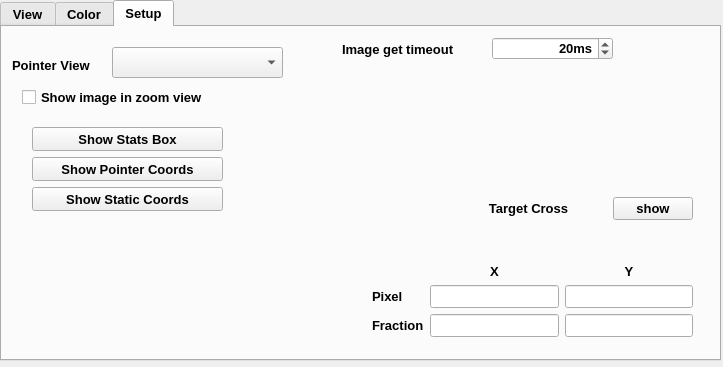
This is src/gui/rtimvControlPanel.ui in jaredmales/rtimv as Qt 5 draws it before an edit. The edited form follows.
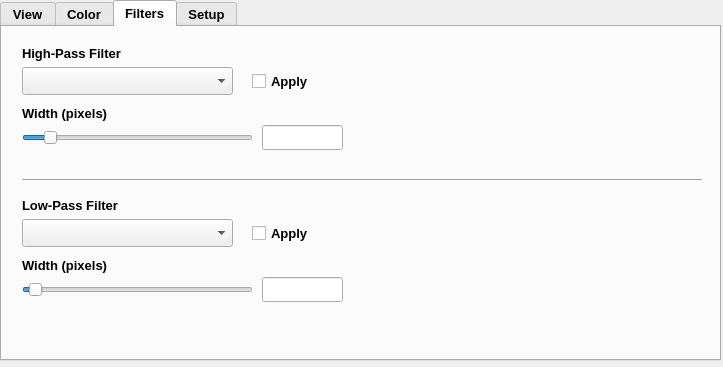
This is the edited form. Icons and pictures are not drawn.

Commit message: Add image filtering pipeline, gRPC controls, and Filters UI tab

Diff of the .ui file:
```diff
--- a/src/gui/rtimvControlPanel.ui
+++ b/src/gui/rtimvControlPanel.ui
@@ -1800,6 +1800,195 @@
      </property>
     </widget>
    </widget>
+   <widget class="QWidget" name="tabFilters">
+    <attribute name="title">
+     <string>Filters</string>
+    </attribute>
+    <widget class="QLabel" name="hpFilterLabel">
+     <property name="geometry">
+      <rect>
+       <x>20</x>
+       <y>18</y>
+       <width>151</width>
+       <height>16</height>
+      </rect>
+     </property>
+     <property name="text">
+      <string>High-Pass Filter</string>
+     </property>
+    </widget>
+    <widget class="QComboBox" name="hpFilterCombo">
+     <property name="geometry">
+      <rect>
+       <x>20</x>
+       <y>40</y>
+       <width>211</width>
+       <height>28</height>
+      </rect>
+     </property>
+    </widget>
+    <widget class="QCheckBox" name="hpApplyCheck">
+     <property name="geometry">
+      <rect>
+       <x>250</x>
+       <y>44</y>
+       <width>91</width>
+       <height>20</height>
+      </rect>
+     </property>
+     <property name="text">
+      <string>Apply</string>
+     </property>
+    </widget>
+    <widget class="QLabel" name="hpFWLabel">
+     <property name="geometry">
+      <rect>
+       <x>20</x>
+       <y>78</y>
+       <width>111</width>
+       <height>16</height>
+      </rect>
+     </property>
+     <property name="text">
+      <string>Width (pixels)</string>
+     </property>
+    </widget>
+    <widget class="QSlider" name="hpFWSlider">
+     <property name="geometry">
+      <rect>
+       <x>20</x>
+       <y>100</y>
+       <width>231</width>
+       <height>22</height>
+      </rect>
+     </property>
+     <property name="minimum">
+      <number>1</number>
+     </property>
+     <property name="maximum">
+      <number>1000</number>
+     </property>
+     <property name="value">
+      <number>100</number>
+     </property>
+     <property name="orientation">
+      <enum>Qt::Horizontal</enum>
+     </property>
+    </widget>
+    <widget class="QLineEdit" name="hpFWEntry">
+     <property name="geometry">
+      <rect>
+       <x>260</x>
+       <y>98</y>
+       <width>81</width>
+       <height>25</height>
+      </rect>
+     </property>
+     <property name="alignment">
+      <set>Qt::AlignRight|Qt::AlignTrailing|Qt::AlignVCenter</set>
+     </property>
+    </widget>
+    <widget class="QFrame" name="filterDivider">
+     <property name="geometry">
+      <rect>
+       <x>20</x>
+       <y>145</y>
+       <width>680</width>
+       <height>16</height>
+      </rect>
+     </property>
+     <property name="frameShape">
+      <enum>QFrame::HLine</enum>
+     </property>
+     <property name="frameShadow">
+      <enum>QFrame::Sunken</enum>
+     </property>
+    </widget>
+    <widget class="QLabel" name="lpFilterLabel">
+     <property name="geometry">
+      <rect>
+       <x>20</x>
+       <y>170</y>
+       <width>151</width>
+       <height>16</height>
+      </rect>
+     </property>
+     <property name="text">
+      <string>Low-Pass Filter</string>
+     </property>
+    </widget>
+    <widget class="QComboBox" name="lpFilterCombo">
+     <property name="geometry">
+      <rect>
+       <x>20</x>
+       <y>192</y>
+       <width>211</width>
+       <height>28</height>
+      </rect>
+     </property>
+    </widget>
+    <widget class="QCheckBox" name="lpApplyCheck">
+     <property name="geometry">
+      <rect>
+       <x>250</x>
+       <y>196</y>
+       <width>91</width>
+       <height>20</height>
+      </rect>
+     </property>
+     <property name="text">
+      <string>Apply</string>
+     </property>
+    </widget>
+    <widget class="QLabel" name="lpFWLabel">
+     <property name="geometry">
+      <rect>
+       <x>20</x>
+       <y>230</y>
+       <width>111</width>
+       <height>16</height>
+      </rect>
+     </property>
+     <property name="text">
+      <string>Width (pixels)</string>
+     </property>
+    </widget>
+    <widget class="QSlider" name="lpFWSlider">
+     <property name="geometry">
+      <rect>
+       <x>20</x>
+       <y>252</y>
+       <width>231</width>
+       <height>22</height>
+      </rect>
+     </property>
+     <property name="minimum">
+      <number>1</number>
+     </property>
+     <property name="maximum">
+      <number>1000</number>
+     </property>
+     <property name="value">
+      <number>30</number>
+     </property>
+     <property name="orientation">
+      <enum>Qt::Horizontal</enum>
+     </property>
+    </widget>
+    <widget class="QLineEdit" name="lpFWEntry">
+     <property name="geometry">
+      <rect>
+       <x>260</x>
+       <y>250</y>
+       <width>81</width>
+       <height>25</height>
+      </rect>
+     </property>
+     <property name="alignment">
+      <set>Qt::AlignRight|Qt::AlignTrailing|Qt::AlignVCenter</set>
+     </property>
+    </widget>
+   </widget>
    <widget class="QWidget" name="tabSetup">
     <attribute name="title">
      <string>Setup</string>
```
Left out of the diff: 8 changed lines with no effect on the pictures. The commit also changes 13 other files.
